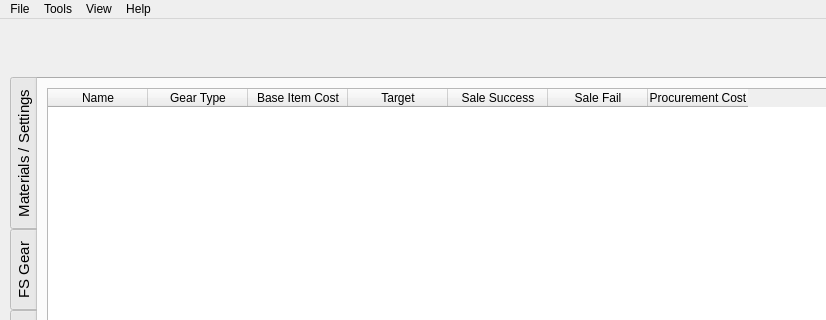
Qt form Forms/Main_Window.ui (Graveflo/BDO_Enhancement_Tool) before a commit; both pictures show x 0 to 826 and y 0 to 320 of the 1124 by 735 pixel window.
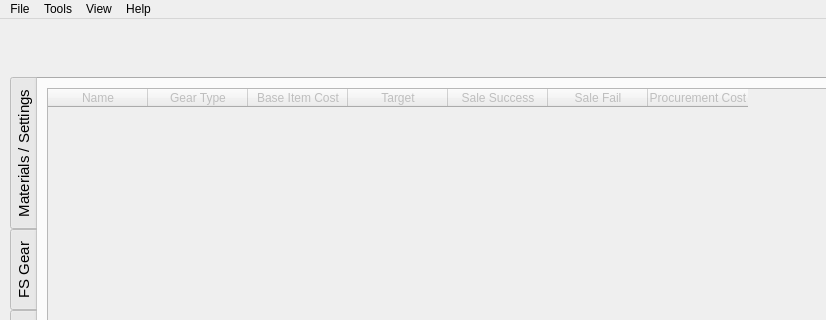
The same form after that commit. The open tabs and pages were chosen to show the change. Icons and pictures are not drawn. Custom widgets are drawn as their Qt base class.

```diff
--- a/Forms/Main_Window.ui
+++ b/Forms/Main_Window.ui
@@ -1091,7 +1091,7 @@
         <item>
          <widget class="QTableWidget" name="table_FS_2">
           <property name="enabled">
-           <bool>true</bool>
+           <bool>false</bool>
           </property>
           <property name="alternatingRowColors">
            <bool>true</bool>
```
Left out of the diff: 3 changed lines with no effect on the pictures.
